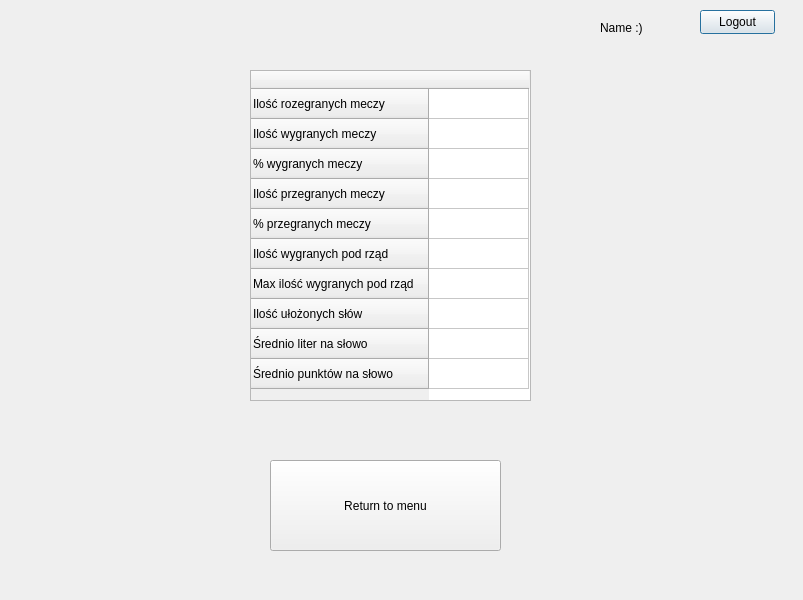
Qt form Scrabble_GUI/Statistics_GUI.ui (sobolak/scrabble) before a commit.
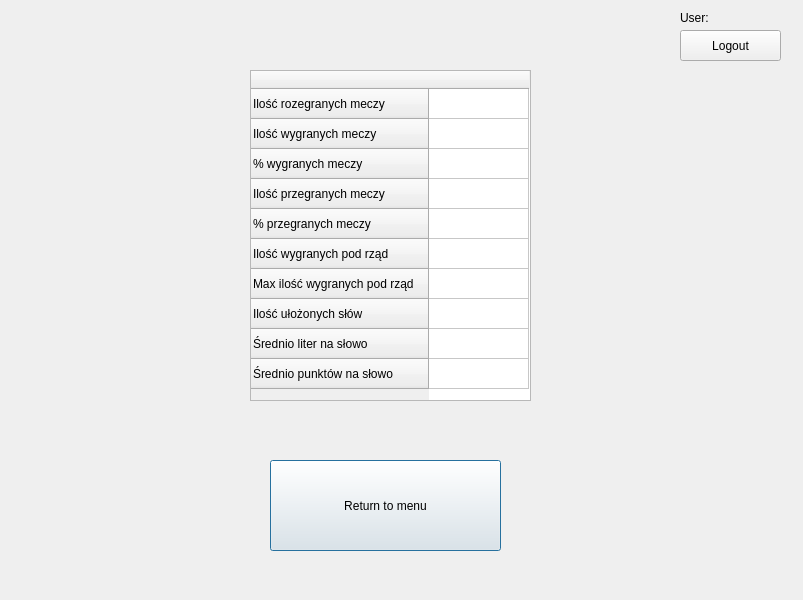
The same form after that commit.

What changed in the file:
```diff
--- a/Scrabble_GUI/Statistics_GUI.ui
+++ b/Scrabble_GUI/Statistics_GUI.ui
@@ -13,19 +13,6 @@
   <property name="windowTitle">
    <string>Statistics_GUI</string>
   </property>
-  <widget class="QPushButton" name="pushButton_logout">
-   <property name="geometry">
-    <rect>
-     <x>700</x>
-     <y>10</y>
-     <width>75</width>
-     <height>24</height>
-    </rect>
-   </property>
-   <property name="text">
-    <string>Logout</string>
-   </property>
-  </widget>
   <widget class="QPushButton" name="pushButton_return">
    <property name="geometry">
     <rect>
@@ -119,14 +106,40 @@
   <widget class="QLabel" name="label_name">
    <property name="geometry">
     <rect>
-     <x>600</x>
-     <y>20</y>
-     <width>49</width>
+     <x>720</x>
+     <y>10</y>
+     <width>55</width>
      <height>16</height>
     </rect>
    </property>
    <property name="text">
-    <string>Name :)</string>
+    <string>&lt;login&gt;</string>
+   </property>
+  </widget>
+  <widget class="QPushButton" name="pushButton_logout">
+   <property name="geometry">
+    <rect>
+     <x>680</x>
+     <y>30</y>
+     <width>101</width>
+     <height>31</height>
+    </rect>
+   </property>
+   <property name="text">
+    <string>Logout</string>
+   </property>
+  </widget>
+  <widget class="QLabel" name="label_user">
+   <property name="geometry">
+    <rect>
+     <x>680</x>
+     <y>10</y>
+     <width>31</width>
+     <height>16</height>
+    </rect>
+   </property>
+   <property name="text">
+    <string>User:</string>
    </property>
   </widget>
  </widget>
```
